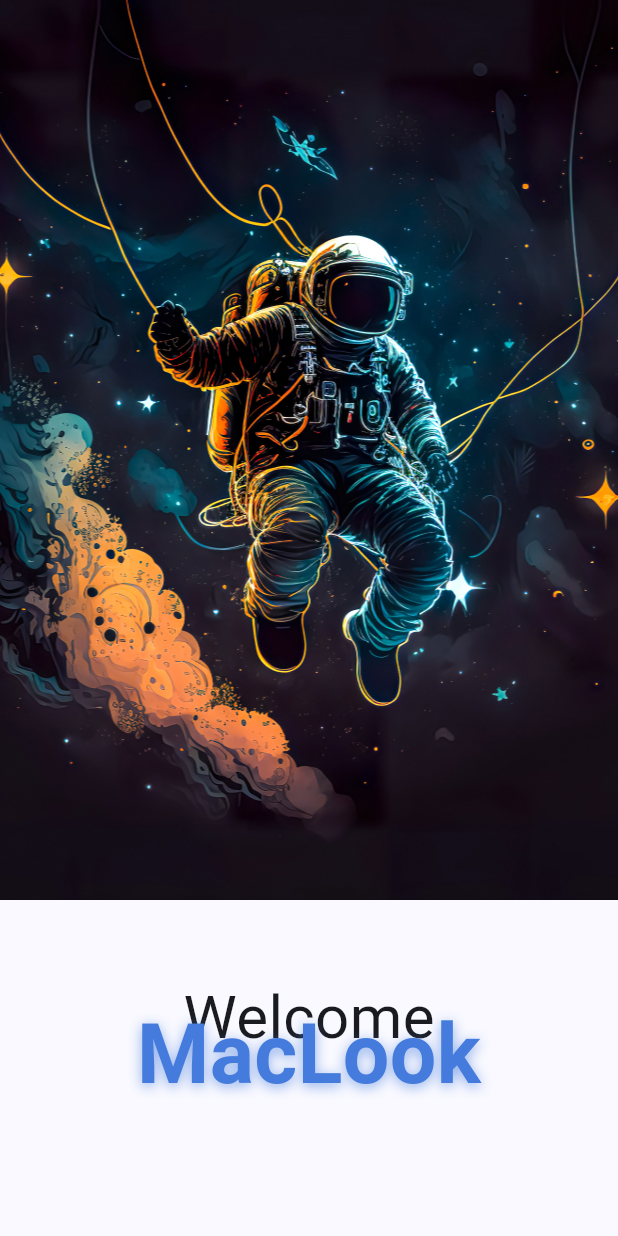
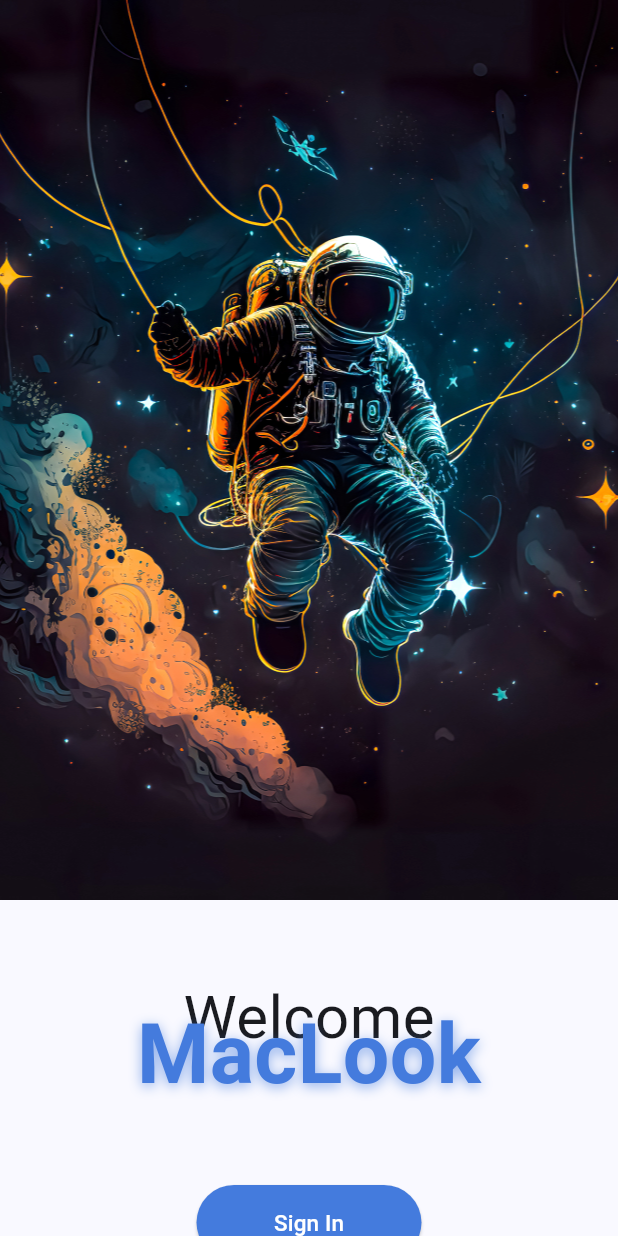
Before and after one commit to ushanwk/Flutter-MacLook-App, a Flutter app: the screen it shows after launch, on a phone screen of 412 x 824 dp. Run offline on Flutter 3.47's test engine with Material 3 defaults, Android fonts, the light colour scheme and no system bars; Roboto replaces fonts that are missing (Helvetica).

Commit message:
welcome_screen button add

```diff
--- a/lib/screens/welcome_screen.dart
+++ b/lib/screens/welcome_screen.dart
@@ -52,6 +52,20 @@
             ),
           ),
         ),
+        Positioned(
+          top: 190,
+            child: ElevatedButton(
+                onPressed: (){},
+              style: ElevatedButton.styleFrom(
+                backgroundColor: accent,
+                fixedSize: const Size(150, 50),
+              ),
+                child: const Text(
+                    'Sign In',
+                  style: TextStyle(color: Colors.white, fontSize: 15),
+                ),
+            )
+        ),
       ],
     );
   }
```
